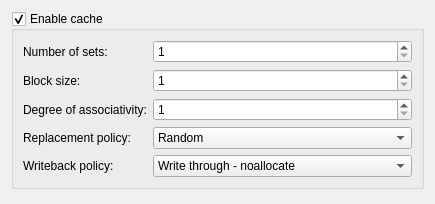
First picture: the form in qtmips_gui/NewDialogCache.ui, repository kchasialis/QtMips-Di, before the edit.
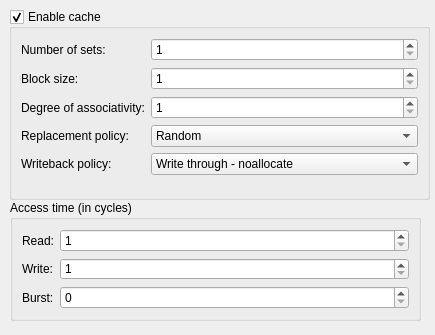
Second picture: the form after the edit.

Commit message: L2 Cache backend

```diff
--- a/qtmips_gui/NewDialogCache.ui
+++ b/qtmips_gui/NewDialogCache.ui
@@ -7,15 +7,27 @@
     <x>0</x>
     <y>0</y>
     <width>435</width>
-    <height>204</height>
+    <height>335</height>
    </rect>
   </property>
   <property name="windowTitle">
    <string>Form</string>
   </property>
-  <layout class="QVBoxLayout" name="verticalLayout">
-   <item>
     <widget class="QGroupBox" name="enabled">
+   <property name="geometry">
+    <rect>
+     <x>9</x>
+     <y>9</y>
+     <width>421</width>
+     <height>191</height>
+    </rect>
+   </property>
+   <property name="minimumSize">
+    <size>
+     <width>0</width>
+     <height>190</height>
+    </size>
+   </property>
      <property name="title">
       <string>Enable cache</string>
      </property>
@@ -119,21 +131,72 @@
       </item>
      </layout>
     </widget>
-   </item>
-   <item>
-    <spacer name="verticalSpacer">
-     <property name="orientation">
-      <enum>Qt::Vertical</enum>
-     </property>
-     <property name="sizeHint" stdset="0">
-      <size>
-       <width>20</width>
-       <height>40</height>
-      </size>
-     </property>
-    </spacer>
-   </item>
-  </layout>
+  <widget class="QGroupBox" name="access_time">
+   <property name="geometry">
+    <rect>
+     <x>10</x>
+     <y>200</y>
+     <width>411</width>
+     <height>121</height>
+    </rect>
+   </property>
+   <property name="title">
+    <string>Access time (in cycles)</string>
+   </property>
+   <layout class="QFormLayout" name="formLayout_2">
+    <item row="0" column="0">
+     <widget class="QLabel" name="label_read">
+      <property name="text">
+       <string>Read:</string>
+      </property>
+     </widget>
+    </item>
+    <item row="1" column="0">
+     <widget class="QLabel" name="label_write">
+      <property name="text">
+       <string>Write:</string>
+      </property>
+     </widget>
+    </item>
+    <item row="1" column="1">
+     <widget class="QSpinBox" name="l2_access_write">
+      <property name="minimum">
+       <number>1</number>
+      </property>
+      <property name="maximum">
+       <number>999999999</number>
+      </property>
+     </widget>
+    </item>
+    <item row="2" column="0">
+     <widget class="QLabel" name="label_burst">
+      <property name="text">
+       <string>Burst:</string>
+      </property>
+     </widget>
+    </item>
+    <item row="2" column="1">
+     <widget class="QSpinBox" name="l2_access_read">
+      <property name="minimum">
+       <number>0</number>
+      </property>
+      <property name="maximum">
+       <number>999999999</number>
+      </property>
+     </widget>
+    </item>
+    <item row="0" column="1">
+     <widget class="QSpinBox" name="l2_access_burst">
+      <property name="minimum">
+       <number>1</number>
+      </property>
+      <property name="maximum">
+       <number>999999999</number>
+      </property>
+     </widget>
+    </item>
+   </layout>
+  </widget>
  </widget>
  <resources/>
  <connections/>
```
Lines whose indentation alone changed are shown as unchanged. The commit also changes 26 other files.
